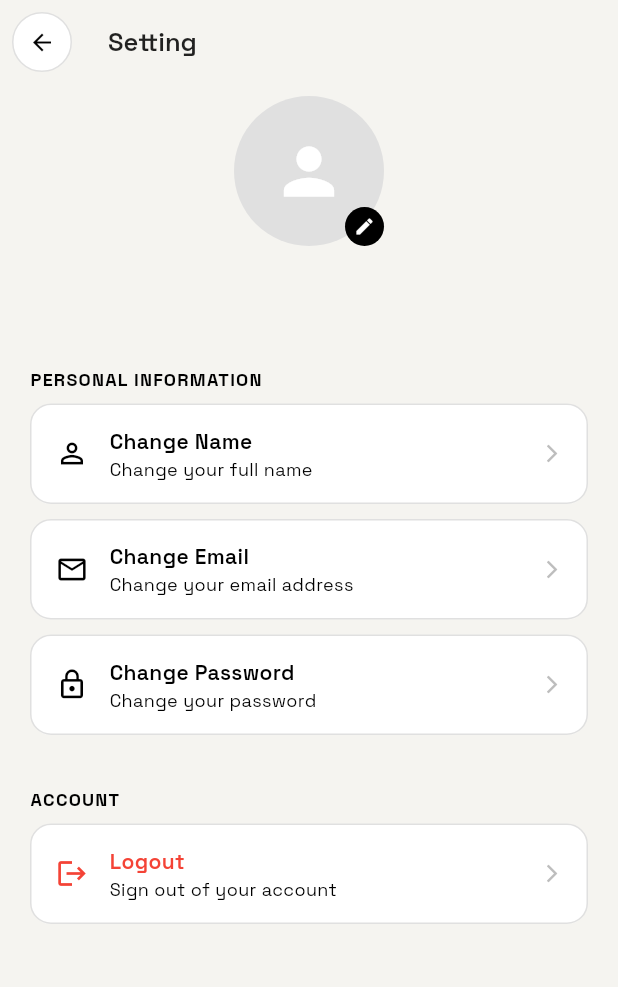
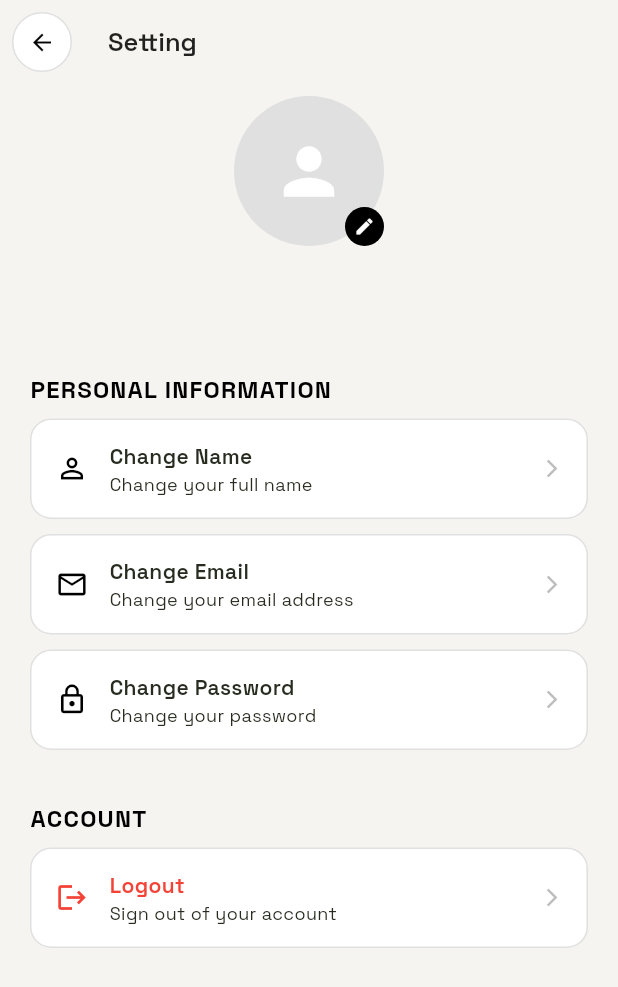
Before and after one commit to kaomeyly/Test-Api-Flutter, a Flutter app: the ProfileScreenView screen opened by its route, on a phone screen of 412 x 824 dp. Shown: the top 987 px of the screen. Run offline on Flutter 3.47's test engine with Material 3 defaults, Android fonts, the phone set to English and light mode, and no system bars; our stand-ins replace dio, get, get_storage, google_fonts, image_picker, pretty_dio_logger and 1 more; missing offline and left inert: contentsize_tabbarview; accounts and stored records are empty; network calls fail.

Commit message:
update profiile

```diff
--- a/lib/main.dart
+++ b/lib/main.dart
@@ -38,7 +38,8 @@ class _MainAppState extends State<MainApp> {
   Widget build(BuildContext context) {
     return GetMaterialApp(
       debugShowCheckedModeBanner: false,
-      initialRoute: token != null ? AppRoutes.home : AppRoutes.login,
+      // initialRoute: token != null ? AppRoutes.home : AppRoutes.login,
+      initialRoute: AppRoutes.splash,
       getPages: AppPages.getPages,
       theme: ThemeData(textTheme: GoogleFonts.spaceGroteskTextTheme()),
     );
--- a/lib/routes/app_pages.dart
+++ b/lib/routes/app_pages.dart
@@ -5,10 +5,12 @@ import 'package:dio_todo_list/screens/homescreen/homescreen_view.dart';
 import 'package:dio_todo_list/screens/login_screen/login_screen_view.dart';
 import 'package:dio_todo_list/screens/profile_screen/profile_screen_view.dart';
 import 'package:dio_todo_list/screens/register_screen/register_screen_view.dart';
+import 'package:dio_todo_list/screens/spash_screen.dart';
 import 'package:get/get_navigation/src/routes/get_route.dart';
 
 class AppPages {
   static List<GetPage<dynamic>> getPages = [
+    GetPage(name: AppRoutes.splash, page: () => SpashScreen()),
     GetPage(
       name: AppRoutes.login,
       page: () => LoginScreenView(),
--- a/lib/routes/app_routes.dart
+++ b/lib/routes/app_routes.dart
@@ -1,5 +1,6 @@
 class AppRoutes {
   static const String login = '/login';
+  static const String splash = '/splash';
   static const String register = '/register';
   static const String home = '/home';
   static const String addTask = '/addTask';
--- a/lib/screens/homescreen/homescreen_view.dart
+++ b/lib/screens/homescreen/homescreen_view.dart
@@ -629,8 +629,9 @@ class HomescreenView extends GetView<HomescreenViewController> {
             Text(
               controller.user.email,
               style: GoogleFonts.spaceGrotesk(
-                fontSize: 12,
-                color: const Color(0xff282C20),
+                fontSize: 15,
+                color: Color(0xff282C20),
+                fontWeight: FontWeight.w400,
               ),
             ),
           ],
--- a/lib/screens/profile_screen/profile_screen_view.dart
+++ b/lib/screens/profile_screen/profile_screen_view.dart
@@ -104,8 +104,9 @@ class ProfileScreenView extends GetView<ProfileScreenViewController> {
                 child: Text(
                   controller.emailDisplay.value,
                   style: GoogleFonts.spaceGrotesk(
-                    fontSize: 13,
-                    color: Colors.grey,
+                    fontSize: 15,
+                    color: const Color(0xff282C20),
+                    fontWeight: FontWeight.w400,
                   ),
                 ),
               ),
@@ -155,7 +156,7 @@ class ProfileScreenView extends GetView<ProfileScreenViewController> {
     return Text(
       text,
       style: GoogleFonts.spaceGrotesk(
-        fontSize: 12,
+        fontSize: 16,
         fontWeight: FontWeight.bold,
         color: Colors.black,
         letterSpacing: 0.8,
@@ -169,7 +170,7 @@ class ProfileScreenView extends GetView<ProfileScreenViewController> {
     required String subtitle,
     required VoidCallback onTap,
     Color iconColor = Colors.black,
-    Color titleColor = Colors.black,
+    Color titleColor = const Color(0xff282C20),
   }) {
     return GestureDetector(
       onTap: onTap,
@@ -200,7 +201,7 @@ class ProfileScreenView extends GetView<ProfileScreenViewController> {
                   subtitle,
                   style: GoogleFonts.spaceGrotesk(
                     fontSize: 12,
-                    color: Colors.black,
+                    color: Color(0xff282C20),
                     fontWeight: FontWeight.w400,
                   ),
                 ),
```
Also changed, not shown: lib/screens/detail_task/detail_task_view.dart (+14 -6 lines), lib/screens/spash_screen.dart (+4 -7 lines).
